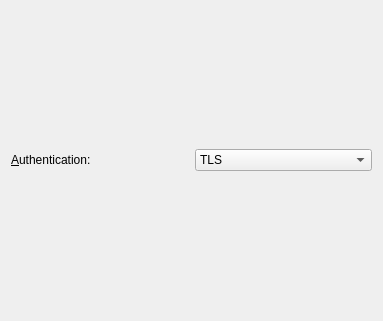
The window that libs/ui/security/802_1x.ui (netrunner-debian-kde-extras/networkmanagement) describes before a commit, drawn with Qt 5.
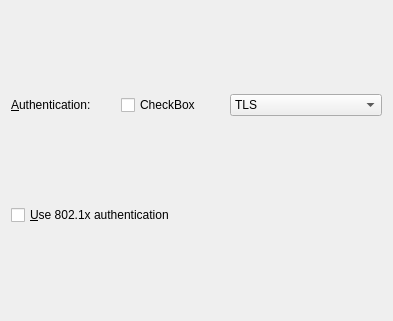
The same window after the commit. Custom widgets are drawn as their Qt base class.

What changed in the file:
```diff
--- a/libs/ui/security/802_1x.ui
+++ b/libs/ui/security/802_1x.ui
@@ -5,7 +5,7 @@
    <rect>
     <x>0</x>
     <y>0</y>
-    <width>383</width>
+    <width>393</width>
     <height>321</height>
    </rect>
   </property>
@@ -25,6 +25,13 @@
        </property>
       </widget>
      </item>
+     <item>
+      <widget class="QCheckBox" name="checkBox" >
+       <property name="text" >
+        <string>CheckBox</string>
+       </property>
+      </widget>
+     </item>
      <item>
       <widget class="KComboBox" name="kcombobox_4" >
        <property name="toolTip" >
@@ -49,6 +56,13 @@
      </item>
     </layout>
    </item>
+   <item>
+    <widget class="QCheckBox" name="inUse" >
+     <property name="text" >
+      <string>&amp;Use 802.1x authentication</string>
+     </property>
+    </widget>
+   </item>
   </layout>
  </widget>
  <customwidgets>
```
